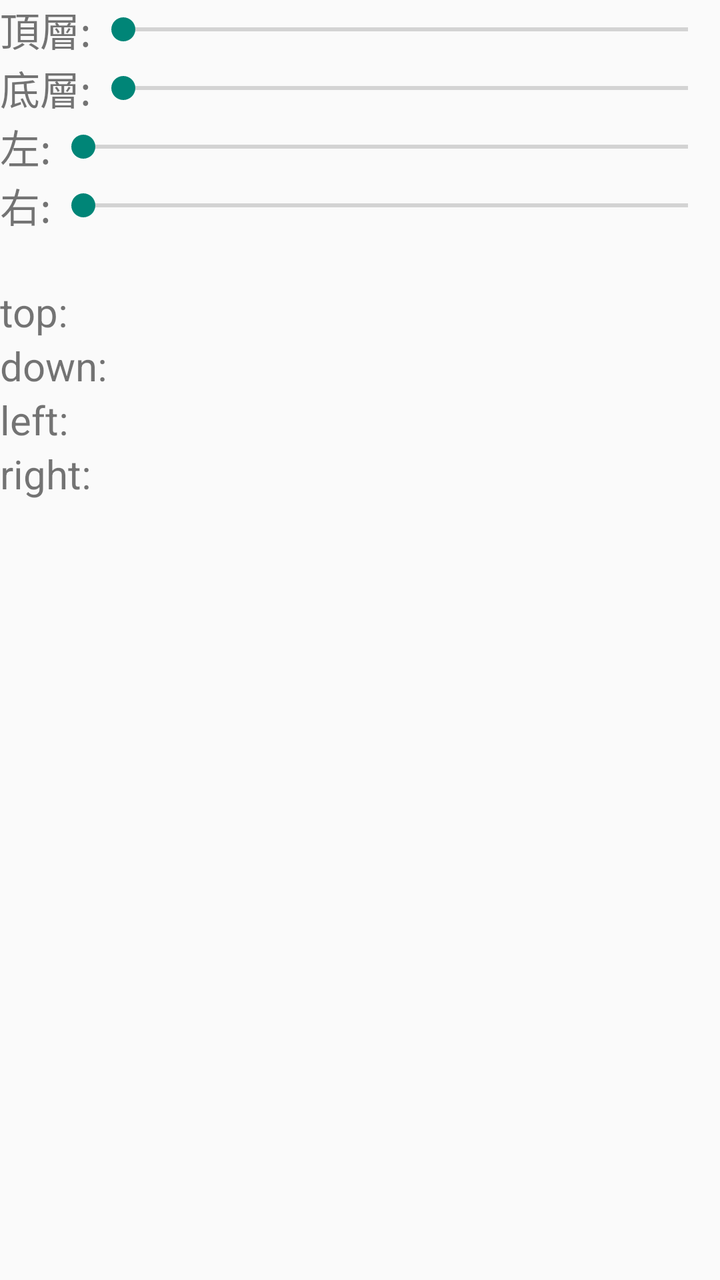
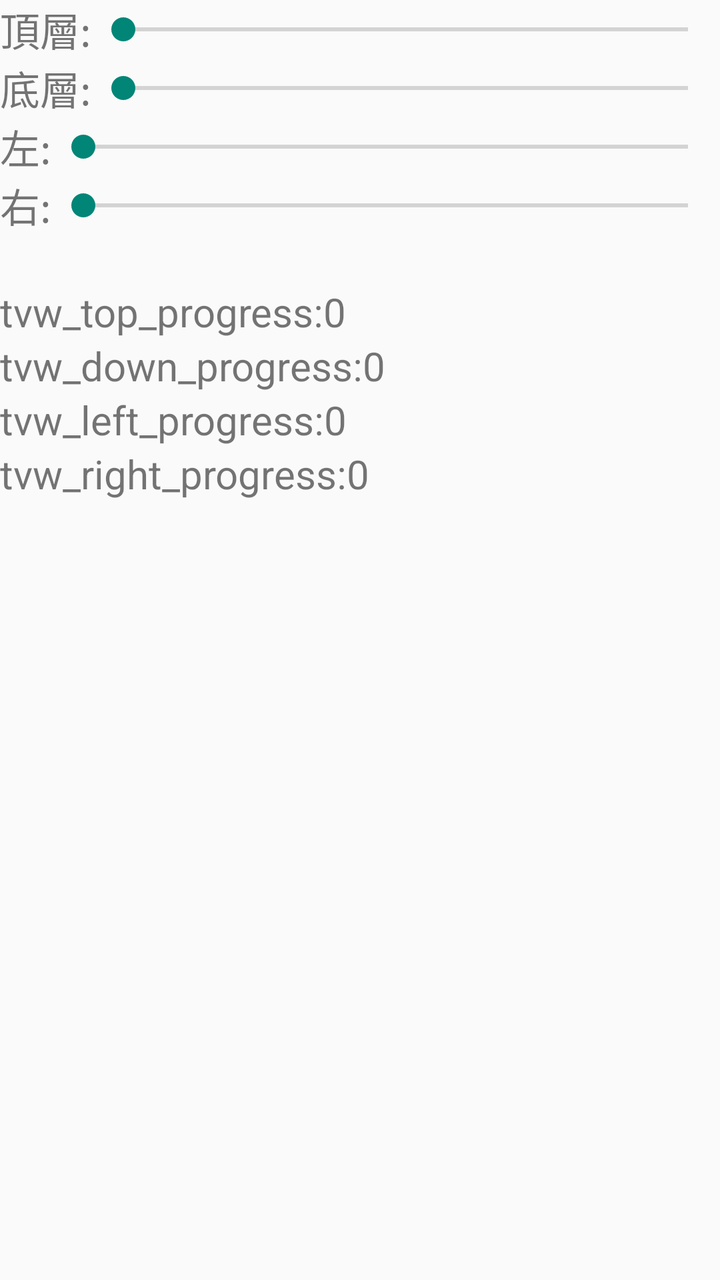

Before-and-after screenshots of an Android layout around one commit, followed by the original layout XML and the change that was made.
<!-- AndroidManifest.xml: application theme Theme.Test -->
<!-- res/layout/activity_set_motor.xml -->
<?xml version="1.0" encoding="utf-8"?>
<RelativeLayout
    xmlns:android="http://schemas.android.com/apk/res/android"
    xmlns:app="http://schemas.android.com/apk/res-auto"
    xmlns:tools="http://schemas.android.com/tools"
    android:id="@+id/main"
    android:layout_width="match_parent"
    android:layout_height="match_parent"
    android:layout_margin="15dp"
    tools:context=".SetMotorActivity">

    <RelativeLayout
        android:id="@+id/Control_Layout"
        android:layout_width="wrap_content"
        android:layout_height="wrap_content"
        >

        <TextView
            android:id="@+id/label_top"
            android:layout_width="wrap_content"
            android:layout_height="wrap_content"
            android:text="頂層:"
            android:textSize="20sp"
            />
        <SeekBar
            android:id="@+id/seekBar_Top"
            android:layout_width="match_parent"
            android:layout_height="wrap_content"
            android:max="100"
            android:progress="0"
            android:layout_toRightOf="@id/label_top"
            android:layout_alignTop="@id/label_top"
            android:layout_alignBottom="@id/label_top"
            />

        <TextView
            android:id="@+id/label_down"
            android:layout_width="wrap_content"
            android:layout_height="wrap_content"
            android:text="底層:"
            android:layout_below="@id/label_top"
            android:textSize="20sp"
            />
        <SeekBar
            android:id="@+id/seekBar_Down"
            android:layout_width="match_parent"
            android:layout_height="wrap_content"
            android:max="100"
            android:progress="0"
            android:layout_below="@id/seekBar_Top"
            android:layout_toRightOf="@id/label_down"
            android:layout_alignTop="@id/label_down"
            android:layout_alignBottom="@id/label_down"
            />

        <TextView
            android:id="@+id/label_left"
            android:layout_width="wrap_content"
            android:layout_height="wrap_content"
            android:text="左:"
            android:layout_below="@id/label_down"
            android:textSize="20sp"
            />

        <SeekBar
            android:id="@+id/seekBar_Left"
            android:layout_width="match_parent"
            android:layout_height="wrap_content"
            android:max="100"
            android:progress="0"
            android:layout_toRightOf="@id/label_left"
            android:layout_below="@id/seekBar_Down"
            android:layout_alignTop="@id/label_left"
            android:layout_alignBottom="@id/label_left"
            />
        <TextView
            android:id="@+id/label_right"
            android:layout_width="wrap_content"
            android:layout_height="wrap_content"
            android:text="右:"
            android:layout_below="@id/label_left"
            android:textSize="20sp"
            />

        <SeekBar
            android:id="@+id/seekBar_Right"
            android:layout_width="match_parent"
            android:layout_height="wrap_content"
            android:max="100"
            android:progress="0"
            android:layout_below="@id/seekBar_Left"
            android:layout_toRightOf="@id/label_right"
            android:layout_alignTop="@id/label_right"
            android:layout_alignBottom="@id/label_right"
            />
    </RelativeLayout>
    <RelativeLayout
        android:layout_width="wrap_content"
        android:layout_height="wrap_content"
        android:layout_below="@id/Control_Layout"
        android:layout_marginTop="25dp"
        >
        <TextView
            android:id="@+id/tvw_top_progress"
            android:layout_width="wrap_content"
            android:layout_height="wrap_content"
            android:text="top:"
            android:textSize="20sp"
            />
        <TextView
            android:id="@+id/tvw_down_progress"
            android:layout_width="wrap_content"
            android:layout_height="wrap_content"
            android:text="down:"
            android:layout_below="@id/tvw_top_progress"
            android:textSize="20sp"
            />
        <TextView
            android:id="@+id/tvw_left_progress"
            android:layout_width="wrap_content"
            android:layout_height="wrap_content"
            android:text="left:"
            android:layout_below="@id/tvw_down_progress"
            android:textSize="20sp"
            />
        <TextView
            android:id="@+id/tvw_right_progress"
            android:layout_width="wrap_content"
            android:layout_height="wrap_content"
            android:text="right:"
            android:layout_below="@id/tvw_left_progress"
            android:textSize="20sp"
            />

    </RelativeLayout>

</RelativeLayout>
<!-- resources referenced by this layout -->
<resources>
  <style name="Theme.Test" parent="Theme.MaterialComponents.DayNight.NoActionBar.Bridge" />
</resources>

<!-- the commit's change to res/layout/activity_set_motor.xml (unified diff, before → after) -->
@@ -104,14 +104,14 @@
             android:id="@+id/tvw_top_progress"
             android:layout_width="wrap_content"
             android:layout_height="wrap_content"
-            android:text="top:"
+            android:text="tvw_top_progress:0"
             android:textSize="20sp"
             />
         <TextView
             android:id="@+id/tvw_down_progress"
             android:layout_width="wrap_content"
             android:layout_height="wrap_content"
-            android:text="down:"
+            android:text="tvw_down_progress:0"
             android:layout_below="@id/tvw_top_progress"
             android:textSize="20sp"
             />
@@ -119,7 +119,7 @@
             android:id="@+id/tvw_left_progress"
             android:layout_width="wrap_content"
             android:layout_height="wrap_content"
-            android:text="left:"
+            android:text="tvw_left_progress:0"
             android:layout_below="@id/tvw_down_progress"
             android:textSize="20sp"
             />
@@ -127,7 +127,7 @@
             android:id="@+id/tvw_right_progress"
             android:layout_width="wrap_content"
             android:layout_height="wrap_content"
-            android:text="right:"
+            android:text="tvw_right_progress:0"
             android:layout_below="@id/tvw_left_progress"
             android:textSize="20sp"
             />
